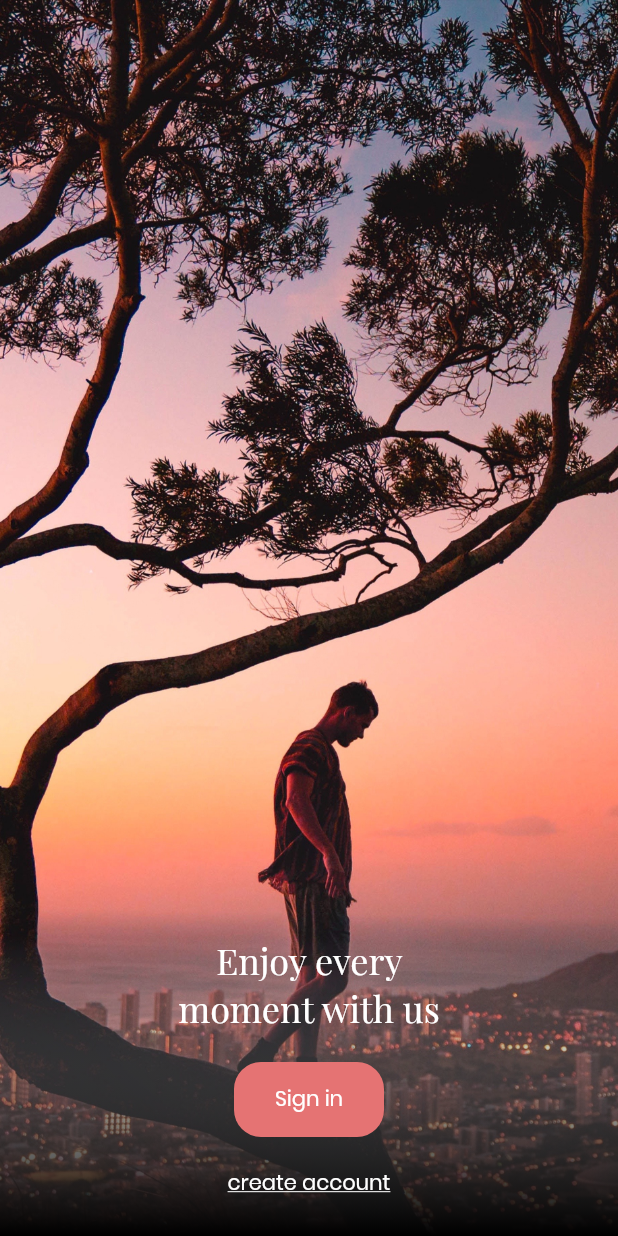
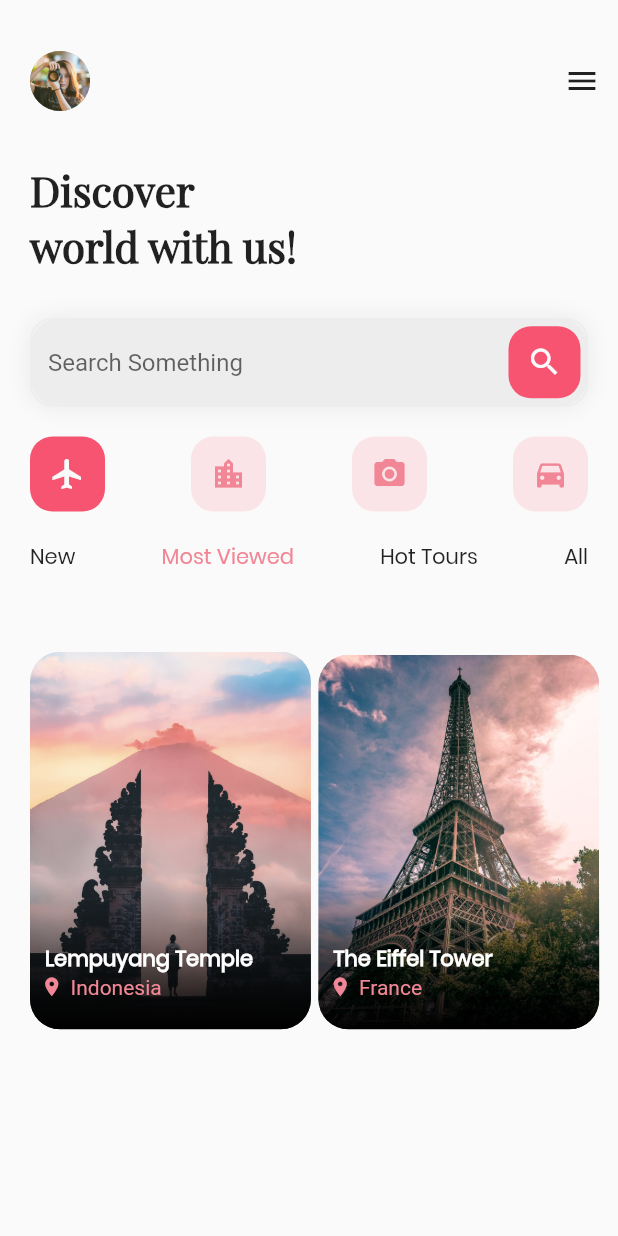
Before and after one commit to balinux/Flutter-ui-discovery-world, a Flutter app: the screen it shows after launch, after a tap on "Sign in", on a phone screen of 412 x 824 dp. Run offline on Flutter 3.47's test engine with Material 2 defaults, Android fonts, the phone set to English and light mode, and no system bars.

Commit message:
add: scrollview

```diff
--- /dev/null
+++ b/lib/dashboard.dart
@@ -0,0 +1,359 @@
+import 'package:flutter/material.dart';
+
+class Dashboard extends StatefulWidget {
+  @override
+  _DashboardState createState() => _DashboardState();
+}
+
+class _DashboardState extends State<Dashboard> {
+  @override
+  Widget build(BuildContext context) {
+    return Scaffold(
+        body: Container(
+      margin: EdgeInsets.only(top: 30.0, left: 20.0, bottom: 30.0),
+      child: Column(
+        mainAxisAlignment: MainAxisAlignment.start,
+        children: <Widget>[
+          Container(
+            child: Row(
+              mainAxisAlignment: MainAxisAlignment.spaceBetween,
+              children: <Widget>[
+                Container(
+                  height: 40,
+                  width: 40,
+                  decoration: BoxDecoration(
+                      color: Colors.grey,
+                      borderRadius: BorderRadius.all(Radius.circular(40.0))),
+                  child: ClipRRect(
+                    borderRadius: BorderRadius.circular(40.0),
+                    child: Image(
+                      image: AssetImage("images/woman_camera.jpg"),
+                      height: 40.0,
+                      width: 40.0,
+                      fit: BoxFit.cover,
+                    ),
+                  ),
+                ),
+                IconButton(icon: Icon(Icons.menu), onPressed: () {})
+              ],
+            ),
+          ),
+          SizedBox(
+            height: 30,
+          ),
+          Align(
+            alignment: Alignment.centerLeft,
+            child: Container(
+              width: MediaQuery.of(context).size.width / 1.5,
+              child: Text(
+                "Discover",
+                style: TextStyle(
+                    fontSize: 28.0,
+                    fontFamily: "PlayfairDisplayRegular",
+                    fontWeight: FontWeight.w700),
+              ),
+            ),
+          ),
+          Align(
+            alignment: Alignment.centerLeft,
+            child: Container(
+              width: MediaQuery.of(context).size.width / 1.5,
+              child: Text(
+                "world with us!",
+                style: TextStyle(
+                    fontSize: 28.0,
+                    fontFamily: "PlayfairDisplayRegular",
+                    fontWeight: FontWeight.w700),
+              ),
+            ),
+          ),
+          SizedBox(
+            height: 30,
+          ),
+          Container(
+            decoration: BoxDecoration(
+                color: Color(0xFFEDEDED),
+                borderRadius: BorderRadius.circular(20.0),
+                boxShadow: [
+                  BoxShadow(
+                    color: Colors.grey[200],
+                    blurRadius: 10.0,
+                    spreadRadius: 3.0,
+                  )
+                ]),
+            margin: EdgeInsets.only(right: 20.0),
+            child: TextField(
+              decoration: InputDecoration(
+                hintText: 'Search Something',
+                focusedBorder: OutlineInputBorder(
+                    borderRadius: BorderRadius.circular(15.0),
+                    borderSide:
+                        BorderSide(color: Color(0xFFEDEDED), width: 1.0)),
+                enabledBorder: OutlineInputBorder(
+                    borderRadius: BorderRadius.circular(15.0),
+                    borderSide:
+                        BorderSide(color: Color(0xFFEDEDED), width: 1.0)),
+                fillColor: Color(0xFFEDEDED),
+                // filled: true,
+                suffixIcon: Container(
+                  margin: EdgeInsets.only(right: 5.0),
+                  decoration: BoxDecoration(
+                      color: Color(0xFFF75472),
+                      borderRadius: BorderRadius.circular(15.0)),
+                  child: IconButton(
+                    icon: Icon(Icons.search),
+                    color: Colors.grey[50],
+                    onPressed: () {},
+                  ),
+                ),
+              ),
+            ),
+          ),
+          SizedBox(
+            height: 20.0,
+          ),
+          Container(
+            margin: EdgeInsets.only(right: 20.0),
+            child: Row(
+              mainAxisAlignment: MainAxisAlignment.spaceBetween,
+              children: <Widget>[
+                Container(
+                  height: 50,
+                  width: 50,
+                  decoration: BoxDecoration(
+                      color: Color(0xFFF75472),
+                      borderRadius: BorderRadius.all(Radius.circular(15.0))),
+                  child: IconButton(
+                    icon: Icon(Icons.flight),
+                    onPressed: () {},
+                    color: Colors.grey[50],
+                  ),
+                ),
+                Container(
+                  height: 50,
+                  width: 50,
+                  decoration: BoxDecoration(
+                      color: Color(0xFFFBE4E7),
+                      borderRadius: BorderRadius.all(Radius.circular(15.0))),
+                  child: IconButton(
+                    icon: Icon(Icons.location_city),
+                    onPressed: () {},
+                    color: Color(0xFFF18796),
+                  ),
+                ),
+                Container(
+                  height: 50,
+                  width: 50,
+                  decoration: BoxDecoration(
+                      color: Color(0xFFFBE4E7),
+                      borderRadius: BorderRadius.all(Radius.circular(15.0))),
+                  child: IconButton(
+                    icon: Icon(Icons.camera_alt),
+                    onPressed: () {},
+                    color: Color(0xFFF18796),
+                  ),
+                ),
+                Container(
+                  height: 50,
+                  width: 50,
+                  decoration: BoxDecoration(
+                      color: Color(0xFFFBE4E7),
+                      borderRadius: BorderRadius.all(Radius.circular(15.0))),
+                  child: IconButton(
+                    icon: Icon(Icons.directions_car),
+                    onPressed: () {},
+                    color: Color(0xFFF18796),
+                  ),
+                ),
+              ],
+            ),
+          ),
+          SizedBox(
+            height: 20.0,
+          ),
+          Container(
+            margin: EdgeInsets.only(right: 20.0),
+            child: Row(
+              mainAxisAlignment: MainAxisAlignment.spaceBetween,
+              children: <Widget>[
+                Text(
+                  "New",
+                  style: TextStyle(fontFamily: "PoppinsRegular"),
+                ),
+                Text(
+                  "Most Viewed",
+                  style: TextStyle(
+                      fontFamily: "PoppinsRegular", color: Color(0xFFF18796)),
+                ),
+                Text(
+                  "Hot Tours",
+                  style: TextStyle(fontFamily: "PoppinsRegular"),
+                ),
+                Text(
+                  "All",
+                  style: TextStyle(fontFamily: "PoppinsRegular"),
+                ),
+              ],
+            ),
+          ),
+          SizedBox(
+            height: 20.0,
+          ),
+          Container(
+            height: MediaQuery.of(context).size.height / 2.9,
+            // width: MediaQuery.of(context).size.width / 2.2,
+            // margin: EdgeInsets.only(right: 5.0),
+            child: ListView(
+              scrollDirection: Axis.horizontal,
+              children: <Widget>[
+                Container(
+                  height: MediaQuery.of(context).size.height / 2.9,
+                  width: MediaQuery.of(context).size.width / 2.2,
+                  margin: EdgeInsets.only(right: 5.0),
+                  decoration:
+                      BoxDecoration(borderRadius: BorderRadius.circular(20.0)),
+                  child: Stack(
+                    alignment: Alignment.bottomCenter,
+                    children: <Widget>[
+                      ClipRRect(
+                          borderRadius: BorderRadius.circular(20.0),
+                          child:
+                              Image(image: AssetImage("images/lempuyang.jpg"))),
+                      Container(
+                        width: MediaQuery.of(context).size.width,
+                        child: Column(
+                          mainAxisAlignment: MainAxisAlignment.end,
+                          children: <Widget>[
+                            Padding(
+                              padding: const EdgeInsets.only(left: 10.0),
+                              child: Align(
+                                alignment: Alignment.centerLeft,
+                                child: Text(
+                                  "Lempuyang Temple",
+                                  style: TextStyle(
+                                      color: Colors.white,
+                                      fontFamily: "PoppinsRegular",
+                                      fontWeight: FontWeight.bold),
+                                ),
+                              ),
+                            ),
+                            Padding(
+                              padding: const EdgeInsets.only(left: 7.0),
+                              child: Row(
+                                children: <Widget>[
+                                  Icon(
+                                    Icons.location_on,
+                                    size: 15.0,
+                                    color: Color(0xFFF18796),
+                                  ),
+                                  SizedBox(
+                                    width: 5.0,
+                                  ),
+                                  Text(
+                                    "Indonesia",
+                                    style: TextStyle(color: Color(0xFFF18796)),
+                                  )
+                                ],
+                              ),
+                            ),
+                            SizedBox(
+                              height: 20.0,
+                            )
+                          ],
+                        ),
+                        height: 100,
+                        decoration: BoxDecoration(
+                            color: Colors.black,
+                            gradient: LinearGradient(
+                                begin: FractionalOffset.topCenter,
+                                end: FractionalOffset.bottomCenter,
+                                colors: [
+                                  Colors.black.withOpacity(0.0),
+                                  Colors.black
+                                ]),
+                            borderRadius: BorderRadiusDirectional.only(
+                                bottomEnd: Radius.circular(20.0),
+                                bottomStart: Radius.circular(20.0))),
+                      )
+                    ],
+                  ),
+                ),
+                Container(
+                  height: MediaQuery.of(context).size.height / 2.9,
+                  width: MediaQuery.of(context).size.width / 2.2,
+                  decoration:
+                      BoxDecoration(borderRadius: BorderRadius.circular(20.0)),
+                  child: Stack(
+                    alignment: Alignment.bottomCenter,
+                    children: <Widget>[
+                      ClipRRect(
+                          borderRadius: BorderRadius.circular(20.0),
+                          child: Image(
+                              image: AssetImage("images/eiffel_tower.jpg"))),
+                      Container(
+                        width: MediaQuery.of(context).size.width,
+                        child: Column(
+                          mainAxisAlignment: MainAxisAlignment.end,
+                          children: <Widget>[
+                            Padding(
+                              padding: const EdgeInsets.only(left: 10.0),
+                              child: Align(
+                                alignment: Alignment.centerLeft,
+                                child: Text(
+                                  "The Eiffel Tower",
+                                  style: TextStyle(
+                                      color: Colors.white,
+                                      fontFamily: "PoppinsRegular",
+                                      fontWeight: FontWeight.bold),
+                                ),
+                              ),
+                            ),
+                            Padding(
+                              padding: const EdgeInsets.only(left: 7.0),
+                              child: Row(
+                                children: <Widget>[
+                                  Icon(
+                                    Icons.location_on,
+                                    size: 15.0,
+                                    color: Color(0xFFF18796),
+                                  ),
+                                  SizedBox(
+                                    width: 5.0,
+                                  ),
+                                  Text(
+                                    "France",
+                                    style: TextStyle(color: Color(0xFFF18796)),
+                                  )
+                                ],
+                              ),
+                            ),
+                            SizedBox(
+                              height: 20.0,
+                            )
+                          ],
+                        ),
+                        height: 100,
+                        decoration: BoxDecoration(
+                            color: Colors.black,
+                            gradient: LinearGradient(
+                                begin: FractionalOffset.topCenter,
+                                end: FractionalOffset.bottomCenter,
+                                colors: [
+                                  Colors.black.withOpacity(0.0),
+                                  Colors.black
+                                ]),
+                            borderRadius: BorderRadiusDirectional.only(
+                                bottomEnd: Radius.circular(20.0),
+                                bottomStart: Radius.circular(20.0))),
+                      )
+                    ],
+                  ),
+                ),
+              ],
+            ),
+          )
+        ],
+      ),
+    ));
+  }
+}
--- a/lib/main.dart
+++ b/lib/main.dart
@@ -1,3 +1,4 @@
+import 'package:discoverworld/dashboard.dart';
 import 'package:flutter/material.dart';
 
 void main() => runApp(MyApp());
@@ -39,10 +40,6 @@ class _MyHomePageState extends State<MyHomePage> {
             fit: BoxFit.cover,
           ),
           Container(
-            height: 300,
-            width: 200,
-          ),
-          Container(
             height: 200.0,
             width: MediaQuery.of(context).size.width,
             decoration: BoxDecoration(
@@ -74,7 +71,12 @@ class _MyHomePageState extends State<MyHomePage> {
                     child: FlatButton(
                       shape: RoundedRectangleBorder(
                           borderRadius: BorderRadius.circular(18.0)),
-                      onPressed: () {},
+                      onPressed: () {
+                        Navigator.push(
+                            context,
+                            MaterialPageRoute(
+                                builder: (context) => Dashboard()));
+                      },
                       color: Colors.red[300],
                       child: Text(
                         "Sign in",
--- a/pubspec.yaml
+++ b/pubspec.yaml
@@ -43,7 +43,9 @@ flutter:
   # To add assets to your application, add an assets section, like this:
   assets:
    - images/man_standing.jpg
-  #  - images/a_dot_ham.jpeg
+   - images/lempuyang.jpg
+   - images/eiffel_tower.jpg
+   - images/woman_camera.jpg
 
   # An image asset can refer to one or more resolution-specific "variants", see
   # https://flutter.dev/assets-and-images/#resolution-aware.
```
Also changed, not shown: images/eiffel_tower.jpg (added), images/lempuyang.jpg (added), images/woman_camera.jpg (added), 1 other file.
